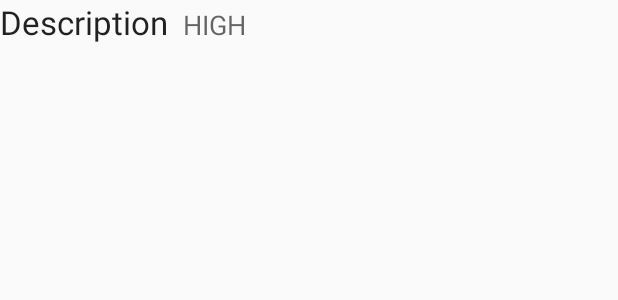
After one commit to ravimandala/prework-tudu, an Android app: the layout item_tu_du.xml on its own in the app's theme, with its tools: preview values and no code run, on a phone screen of 412 x 824 dp. The commit adds this screen. Shown: the top 300 px of the screen. Run offline under Robolectric (Android 15) with nearby library versions, the phone set to English and light mode, and no system bars.

Commit message:
Committing some uncommitted changes

```diff
--- a/app/src/main/AndroidManifest.xml
+++ b/app/src/main/AndroidManifest.xml
@@ -26,7 +26,7 @@
             android:name="com.google.android.gms.version"
             android:value="@integer/google_play_services_version"/>
         <meta-data android:name="AA_DB_NAME" android:value="TuDus.db" />
-        <meta-data android:name="AA_DB_VERSION" android:value="5" />
+        <meta-data android:name="AA_DB_VERSION" android:value="6" />
     </application>
 
 </manifest>
--- /dev/null
+++ b/app/src/main/res/layout/item_tu_du.xml
@@ -0,0 +1,19 @@
+<?xml version="1.0" encoding="utf-8"?>
+<LinearLayout xmlns:android="http://schemas.android.com/apk/res/android"
+              android:layout_width="match_parent"
+              android:layout_height="match_parent"
+              android:orientation="horizontal" >
+    <TextView
+        android:id="@+id/tvDescription"
+        android:layout_width="wrap_content"
+        android:layout_height="wrap_content"
+        android:text="Description"
+        android:textAppearance="?android:attr/textAppearanceLarge" />
+    <TextView
+        android:id="@+id/tvPriority"
+        android:layout_width="wrap_content"
+        android:layout_height="wrap_content"
+        android:layout_marginLeft="10dp"
+        android:text="HIGH"
+        android:textAppearance="?android:attr/textAppearanceMedium" />
+</LinearLayout>
```
Also changed, not shown: app/src/main/java/com/ravimandala/labs/tudu/EditActivity.java (+7 -5 lines), app/src/main/java/com/ravimandala/labs/tudu/MainActivity.java (+36 -29 lines), app/src/main/java/com/ravimandala/labs/tudu/db/TuDuCursorAdapter.java (added, +69 -0 lines), app/src/main/java/com/ravimandala/labs/tudu/db/model/TuDuItem.java (+33 -3 lines).
